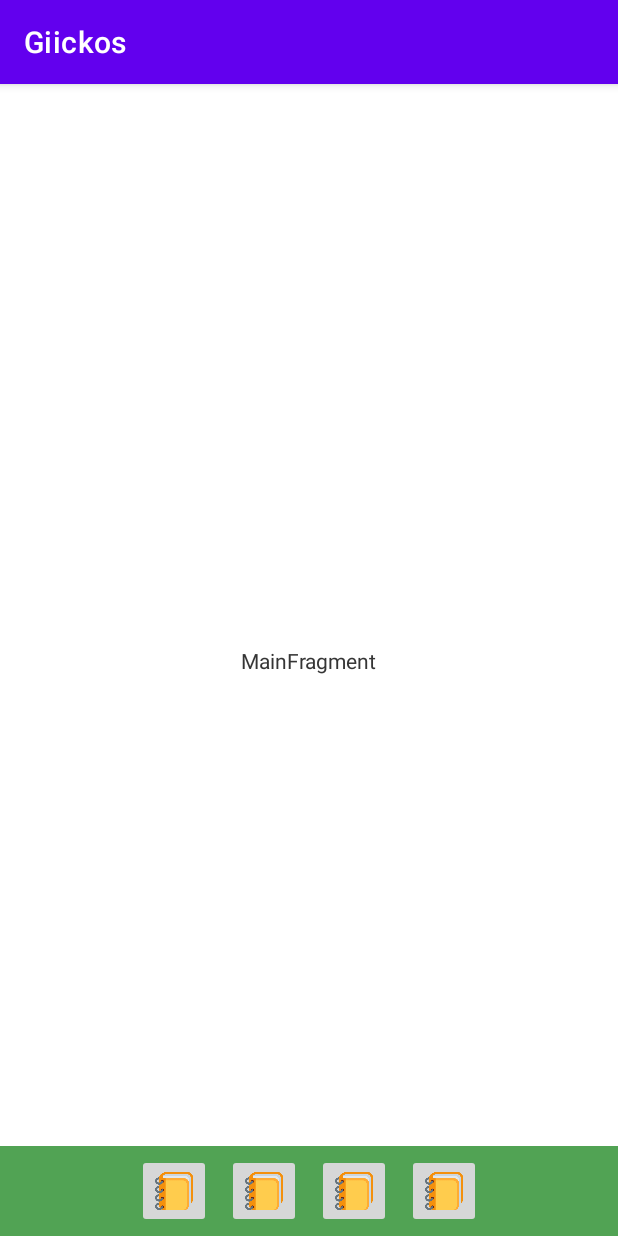
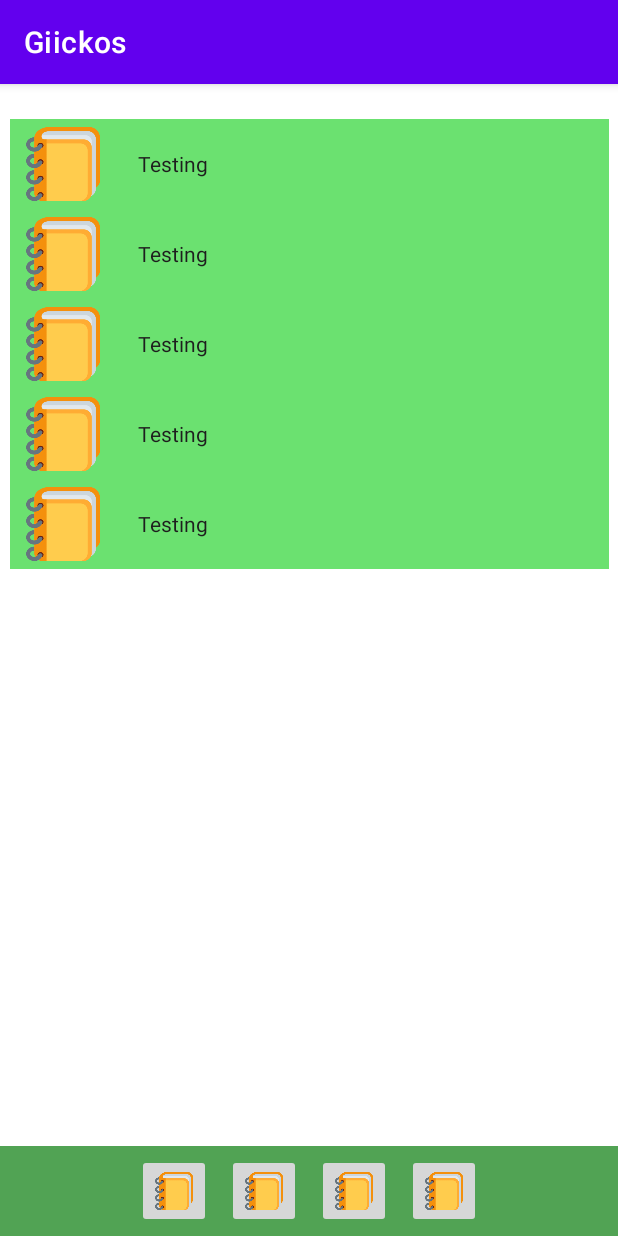
Before and after one commit to PinewoodPip/Giickos, an Android app: the screen it shows after launch (MainActivity), on a phone screen of 412 x 824 dp. Run offline under Robolectric (Android 15) with nearby library versions, the phone set to English and light mode, and no system bars.

Commit message:
Add task explorer fragments

```diff
--- /dev/null
+++ b/app/src/main/java/edu/ub/pis/giickos/taskexplorer/Task.java
@@ -0,0 +1,68 @@
+package edu.ub.pis.giickos.taskexplorer;
+
+import android.os.Bundle;
+
+import androidx.fragment.app.Fragment;
+
+import android.view.LayoutInflater;
+import android.view.View;
+import android.view.ViewGroup;
+import android.widget.ImageView;
+import android.widget.TextView;
+
+import edu.ub.pis.giickos.R;
+
+// Displays a task within the task explorer.
+public class Task extends Fragment {
+    public static final String ARG_ICON = "Icon";
+    public static final String ARG_LABEL = "Label";
+
+    private int iconID;
+    private String label;
+    // TODO identifier field for task
+
+    public Task() {} // Required empty public constructor
+
+    /**
+     * Use this factory method to create a new instance of
+     * this fragment using the provided parameters.
+     *
+     * @param iconID
+     * @param label
+     * @return A new instance of fragment Task.
+     */
+    public static Task newInstance(int iconID, String label) {
+        Task fragment = new Task();
+        Bundle args = new Bundle();
+
+        args.putInt(ARG_ICON, iconID);
+        args.putString(ARG_LABEL, label);
+        fragment.setArguments(args);
+
+        return fragment;
+    }
+
+    @Override
+    public void onCreate(Bundle savedInstanceState) {
+        super.onCreate(savedInstanceState);
+
+        Bundle arguments = getArguments();
+        if (arguments != null) {
+            iconID = arguments.getInt(ARG_ICON);
+            label = arguments.getString(ARG_LABEL);
+        }
+    }
+
+    @Override
+    public View onCreateView(LayoutInflater inflater, ViewGroup container,
+                             Bundle savedInstanceState) {
+        View view = inflater.inflate(R.layout.fragment_task, container, false);
+        ImageView iconView = view.findViewById(R.id.icon_task);
+        TextView labelView = view.findViewById(R.id.label_task_name);
+
+        iconView.setImageResource(iconID);
+        labelView.setText(label);
+
+        return view;
+    }
+}
--- /dev/null
+++ b/app/src/main/java/edu/ub/pis/giickos/taskexplorer/TaskExplorer.java
@@ -0,0 +1,48 @@
+package edu.ub.pis.giickos.taskexplorer;
+
+import android.os.Bundle;
+
+import androidx.fragment.app.Fragment;
+
+import android.view.LayoutInflater;
+import android.view.View;
+import android.view.ViewGroup;
+
+import edu.ub.pis.giickos.R;
+
+// Main fragment for the task explorer.
+public class TaskExplorer extends Fragment {
+
+    // TODO: ViewModel to fetch tasks
+
+    public TaskExplorer() {} // Required empty public constructor
+
+    /**
+     * Use this factory method to create a new instance of
+     * this fragment using the provided parameters.
+     *
+     * @return A new instance of fragment TaskExplorer.
+     */
+    // TODO: Rename and change types and number of parameters
+    public static TaskExplorer newInstance() {
+        TaskExplorer fragment = new TaskExplorer();
+        Bundle args = new Bundle();
+
+        fragment.setArguments(args);
+
+        return fragment;
+    }
+
+    @Override
+    public void onCreate(Bundle savedInstanceState) {
+        super.onCreate(savedInstanceState);
+    }
+
+    @Override
+    public View onCreateView(LayoutInflater inflater, ViewGroup container,
+                             Bundle savedInstanceState) {
+        View view = inflater.inflate(R.layout.fragment_task_explorer, container, false);
+
+        return view;
+    }
+}
--- /dev/null
+++ b/app/src/main/java/edu/ub/pis/giickos/taskexplorer/TaskList.java
@@ -0,0 +1,65 @@
+package edu.ub.pis.giickos.taskexplorer;
+
+import android.os.Bundle;
+
+import androidx.fragment.app.Fragment;
+import androidx.fragment.app.FragmentManager;
+import androidx.fragment.app.FragmentTransaction;
+
+import android.view.LayoutInflater;
+import android.view.View;
+import android.view.ViewGroup;
+
+import edu.ub.pis.giickos.R;
+import edu.ub.pis.giickos.ui.main.SectionBarItem;
+
+// Container for tasks within TaskExplorer.
+public class TaskList extends Fragment {
+
+
+    public TaskList() {} // Required empty public constructor
+
+    /**
+     * Use this factory method to create a new instance of
+     * this fragment using the provided parameters.
+     *
+     * @return A new instance of fragment TaskList.
+     */
+    public static TaskList newInstance() {
+        TaskList fragment = new TaskList();
+        Bundle args = new Bundle();
+
+        fragment.setArguments(args);
+
+        return fragment;
+    }
+
+    @Override
+    public void onCreate(Bundle savedInstanceState) {
+        super.onCreate(savedInstanceState);
+    }
+
+    // TODO add params once ViewModel is implemented
+    private void addTask() {
+        FragmentManager childrenManager = getChildFragmentManager();
+        FragmentTransaction childFragTrans = childrenManager.beginTransaction();
+        Task task = Task.newInstance(R.drawable.placeholder_notebook, "Testing");
+
+        childFragTrans.add(R.id.list_main, task);
+        childFragTrans.addToBackStack(null);
+        childFragTrans.commit();
+    }
+
+    @Override
+    public View onCreateView(LayoutInflater inflater, ViewGroup container,
+                             Bundle savedInstanceState) {
+        View view = inflater.inflate(R.layout.fragment_task_list, container, false);
+
+        // TODO remove once ViewModel is added - just a placeholder
+        for (int i = 0; i < 5; i++) {
+            addTask();
+        }
+
+        return view;
+    }
+}
--- a/app/src/main/res/layout/fragment_main.xml
+++ b/app/src/main/res/layout/fragment_main.xml
@@ -7,15 +7,16 @@
     android:layout_height="match_parent"
     tools:context=".ui.main.MainFragment">
 
-    <TextView
-        android:id="@+id/message"
-        android:layout_width="wrap_content"
-        android:layout_height="wrap_content"
-        android:text="MainFragment"
-        app:layout_constraintBottom_toBottomOf="parent"
+    <androidx.fragment.app.FragmentContainerView
+        android:id="@+id/fragmentContainerView2"
+        android:name="edu.ub.pis.giickos.taskexplorer.TaskExplorer"
+        android:layout_width="410dp"
+        android:layout_height="672dp"
+        app:layout_constraintBottom_toTopOf="@+id/section_bar"
         app:layout_constraintEnd_toEndOf="parent"
         app:layout_constraintStart_toStartOf="parent"
-        app:layout_constraintTop_toTopOf="parent" />
+        app:layout_constraintTop_toTopOf="parent"
+        tools:layout="@layout/fragment_task_explorer" />
 
     <androidx.fragment.app.FragmentContainerView
         android:id="@+id/section_bar"
--- /dev/null
+++ b/app/src/main/res/layout/fragment_task.xml
@@ -0,0 +1,35 @@
+<?xml version="1.0" encoding="utf-8"?>
+<FrameLayout xmlns:android="http://schemas.android.com/apk/res/android"
+    xmlns:app="http://schemas.android.com/apk/res-auto"
+    xmlns:tools="http://schemas.android.com/tools"
+    android:layout_width="match_parent"
+    android:layout_height="60dp"
+    tools:context=".taskexplorer.Task">
+
+    <LinearLayout
+        android:id="@+id/list_main"
+        android:layout_width="match_parent"
+        android:layout_height="60dp"
+        android:layout_marginBottom="5dp"
+        android:background="#6BE170"
+        android:orientation="horizontal"
+        android:padding="5dp">
+
+        <ImageView
+            android:id="@+id/icon_task"
+            android:layout_width="60dp"
+            android:layout_height="match_parent"
+            android:scaleType="fitCenter"
+            android:src="@drawable/placeholder_notebook" />
+
+        <TextView
+            android:id="@+id/label_task_name"
+            android:layout_width="match_parent"
+            android:layout_height="match_parent"
+            android:layout_marginHorizontal="20dp"
+            android:gravity="center_vertical"
+            android:text="Mock label"
+            android:textColor="#1E1E1E" />
+    </LinearLayout>
+
+</FrameLayout>
--- /dev/null
+++ b/app/src/main/res/layout/fragment_task_explorer.xml
@@ -0,0 +1,14 @@
+<?xml version="1.0" encoding="utf-8"?>
+<FrameLayout xmlns:android="http://schemas.android.com/apk/res/android"
+    xmlns:tools="http://schemas.android.com/tools"
+    android:layout_width="match_parent"
+    android:layout_height="match_parent"
+    tools:context=".taskexplorer.TaskExplorer">
+
+    <androidx.fragment.app.FragmentContainerView
+        android:id="@+id/fragmentContainerView"
+        android:name="edu.ub.pis.giickos.taskexplorer.TaskList"
+        android:layout_width="match_parent"
+        android:layout_height="match_parent"
+        tools:layout="@layout/fragment_task_list" />
+</FrameLayout>
--- /dev/null
+++ b/app/src/main/res/layout/fragment_task_list.xml
@@ -0,0 +1,34 @@
+<?xml version="1.0" encoding="utf-8"?>
+<FrameLayout xmlns:android="http://schemas.android.com/apk/res/android"
+    xmlns:tools="http://schemas.android.com/tools"
+    android:layout_width="match_parent"
+    android:layout_height="match_parent"
+    tools:context=".taskexplorer.TaskList">
+
+    <LinearLayout
+        android:id="@+id/list_main"
+        android:layout_width="match_parent"
+        android:layout_height="match_parent"
+        android:orientation="vertical"
+        android:padding="5dp">
+
+        <androidx.fragment.app.FragmentContainerView
+            android:id="@+id/mock_1"
+            android:name="edu.ub.pis.giickos.taskexplorer.Task"
+            android:layout_width="match_parent"
+            android:layout_height="wrap_content"
+            android:visibility="gone"
+            tools:layout="@layout/fragment_task"
+            tools:visibility="visible" />
+
+        <androidx.fragment.app.FragmentContainerView
+            android:id="@+id/mock_2"
+            android:name="edu.ub.pis.giickos.taskexplorer.Task"
+            android:layout_width="match_parent"
+            android:layout_height="wrap_content"
+            android:visibility="gone"
+            tools:layout="@layout/fragment_task"
+            tools:visibility="visible" />
+    </LinearLayout>
+
+</FrameLayout>
```
